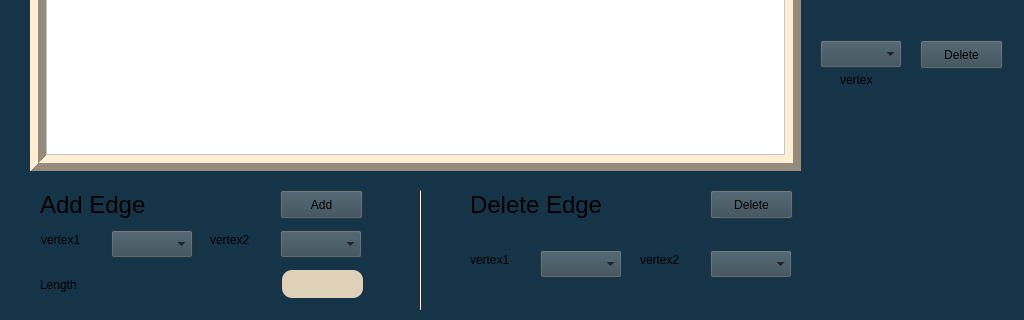
First picture: the form in GraphWindow.ui, repository mohamedtarek132/RoadMapConstruction, before the edit; both pictures show x 0 to 1024 and y 400 to 720 of the 1024 by 720 pixel window.
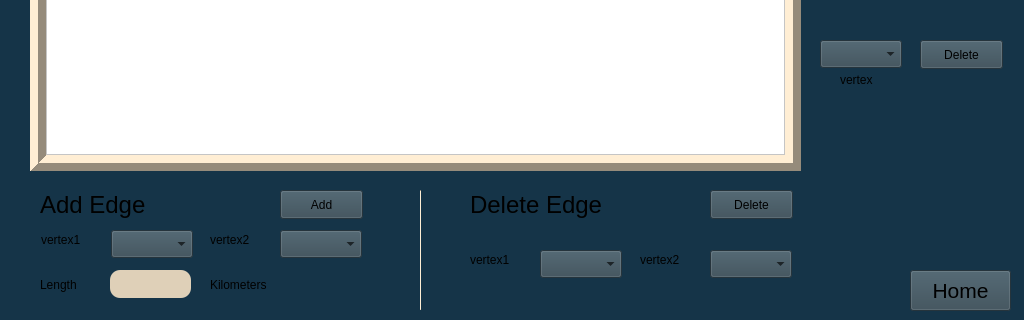
Second picture: the form after the edit.

Diff of the .ui file:
```diff
--- a/GraphWindow.ui
+++ b/GraphWindow.ui
@@ -282,7 +282,7 @@
    <widget class="QLineEdit" name="edgeLength">
     <property name="geometry">
      <rect>
-      <x>282</x>
+      <x>110</x>
       <y>670</y>
       <width>81</width>
       <height>28</height>
@@ -536,6 +536,40 @@
      <string>Save</string>
     </property>
    </widget>
+   <widget class="QLabel" name="label_15">
+    <property name="geometry">
+     <rect>
+      <x>210</x>
+      <y>675</y>
+      <width>63</width>
+      <height>20</height>
+     </rect>
+    </property>
+    <property name="text">
+     <string>Kilometers</string>
+    </property>
+   </widget>
+   <widget class="QPushButton" name="pushButton">
+    <property name="geometry">
+     <rect>
+      <x>910</x>
+      <y>670</y>
+      <width>101</width>
+      <height>41</height>
+     </rect>
+    </property>
+    <property name="font">
+     <font>
+      <pointsize>16</pointsize>
+     </font>
+    </property>
+    <property name="styleSheet">
+     <string notr="true">background-color: rgb(53, 73, 84);</string>
+    </property>
+    <property name="text">
+     <string>Home</string>
+    </property>
+   </widget>
   </widget>
  </widget>
  <resources/>
```
Left out of the diff: 20 changed lines with no effect on the pictures.
